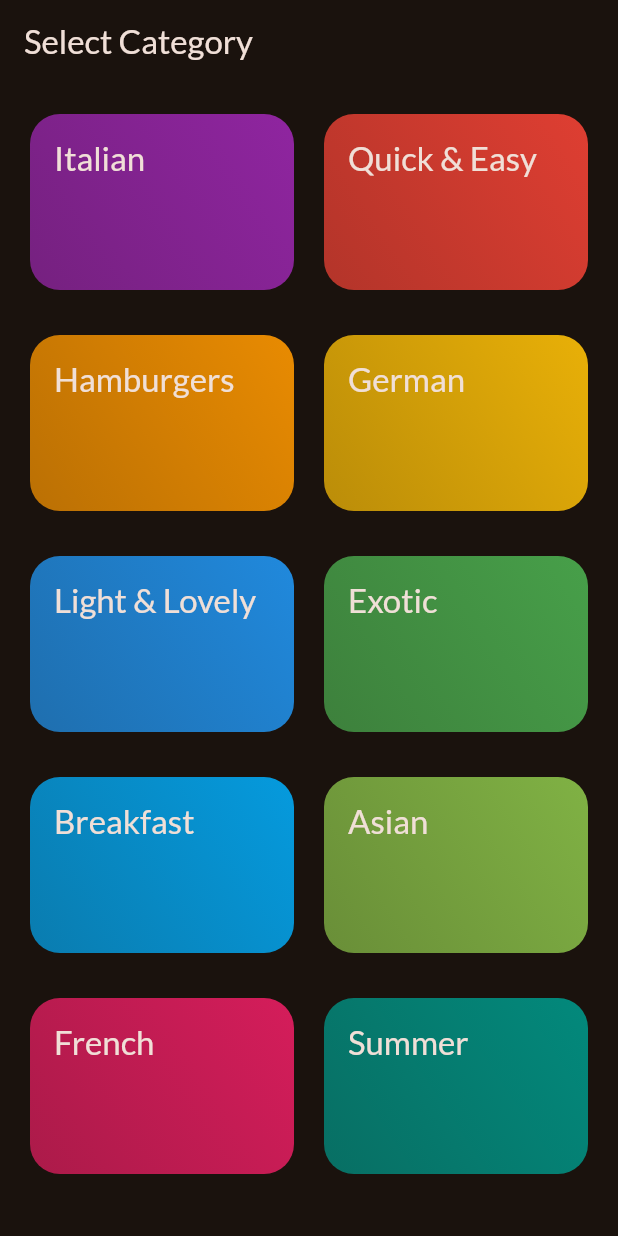
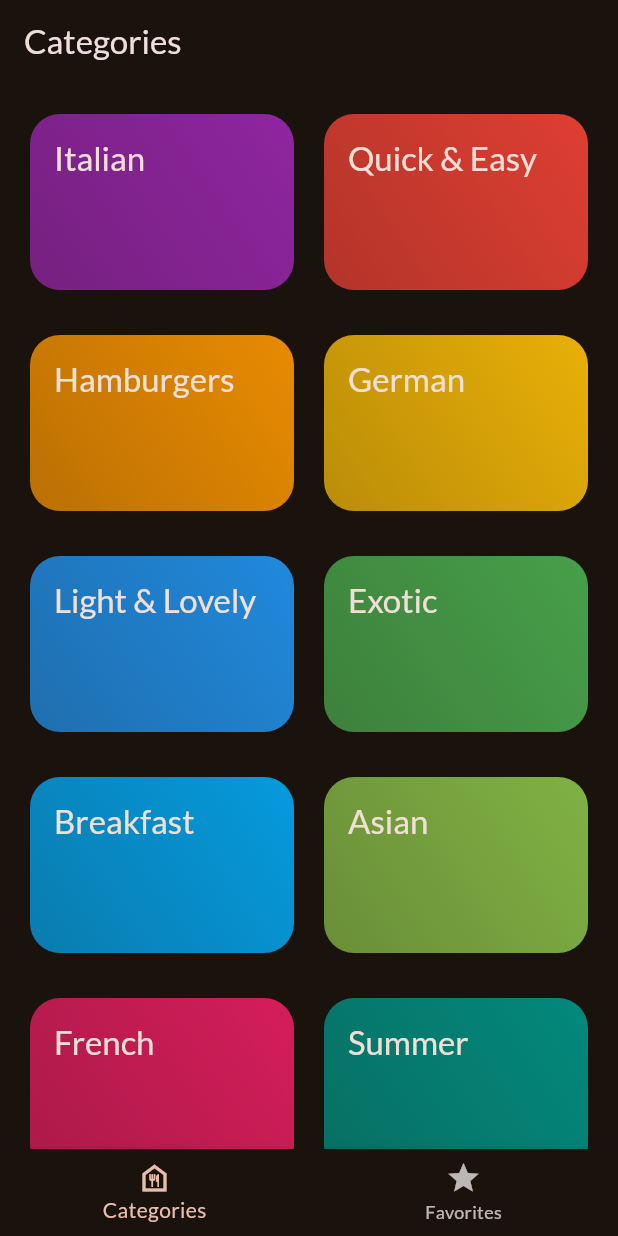
Before and after one commit to Priyanshu-24/meals_app_flutter, a Flutter app: the screen it shows after launch, on a phone screen of 412 x 824 dp. Run offline on Flutter 3.47's test engine with Material 2 defaults, Android fonts, the phone set to English and light mode, and no system bars; our stand-ins replace google_fonts, transparent_image.

```diff
--- a/lib/main.dart
+++ b/lib/main.dart
@@ -1,7 +1,7 @@
 import 'package:flutter/material.dart';
 
 import 'package:google_fonts/google_fonts.dart';
-import 'package:meals_app_flutter/screens/categories.dart';
+import 'package:meals_app_flutter/screens/tabs.dart';
 
 final theme = ThemeData(
   useMaterial3: true,
@@ -23,7 +23,7 @@ class App extends StatelessWidget {
   Widget build(BuildContext context) {
     return MaterialApp(
       theme: theme,
-      home: const CategoriesScreen(),
+      home: const TabsScreen(),
     );
   }
 }
--- a/lib/screens/categories.dart
+++ b/lib/screens/categories.dart
@@ -24,11 +24,7 @@ class CategoriesScreen extends StatelessWidget {
 
   @override
   Widget build(BuildContext context) {
-    return Scaffold(
-      appBar: AppBar(
-        title: const Text("Select Category"),
-      ),
-      body: GridView(
+    return GridView(
       padding: const EdgeInsets.all(20),
       gridDelegate: const SliverGridDelegateWithFixedCrossAxisCount(
         crossAxisCount: 2,
@@ -45,7 +41,6 @@ class CategoriesScreen extends StatelessWidget {
             },
           )
       ],
-      ),
     );
   }
 }
--- a/lib/screens/meals.dart
+++ b/lib/screens/meals.dart
@@ -5,11 +5,11 @@ import 'package:meals_app_flutter/widgets/meal_item.dart';
 class MealsScreen extends StatelessWidget {
   const MealsScreen({
     super.key,
-    required this.title,
+    this.title,
     required this.meals,
   });
 
-  final String title;
+  final String? title;
   final List<Meal> meals;
 
   @override
@@ -42,9 +42,11 @@ class MealsScreen extends StatelessWidget {
       );
     }
 
+    if (title == null) return content;
+
     return Scaffold(
       appBar: AppBar(
-        title: Text(title),
+        title: Text(title!),
       ),
       body: content,
     );
--- /dev/null
+++ b/lib/screens/tabs.dart
@@ -0,0 +1,52 @@
+import 'package:flutter/material.dart';
+import 'package:meals_app_flutter/screens/categories.dart';
+import 'package:meals_app_flutter/screens/meals.dart';
+
+class TabsScreen extends StatefulWidget {
+  const TabsScreen({super.key});
+
+  @override
+  State<TabsScreen> createState() {
+    return _TabsScreenState();
+  }
+}
+
+class _TabsScreenState extends State<TabsScreen> {
+  int _selectedPageIndex = 0;
+
+  void _selectPage(int index) {
+    setState(() {
+      _selectedPageIndex = index;
+    });
+  }
+
+  @override
+  Widget build(BuildContext context) {
+    Widget activePage = const CategoriesScreen();
+    String activePageTitle = 'Categories';
+
+    if (_selectedPageIndex == 1) {
+      activePage = const MealsScreen(meals: []);
+      activePageTitle = 'Favorites';
+    }
+
+    return Scaffold(
+      appBar: AppBar(title: Text(activePageTitle)),
+      body: activePage,
+      bottomNavigationBar: BottomNavigationBar(
+        onTap: _selectPage,
+        currentIndex: _selectedPageIndex,
+        items: const [
+          BottomNavigationBarItem(
+            icon: Icon(Icons.food_bank_outlined),
+            label: 'Categories',
+          ),
+          BottomNavigationBarItem(
+            icon: Icon(Icons.star),
+            label: 'Favorites',
+          ),
+        ],
+      ),
+    );
+  }
+}
```
Lines whose indentation alone changed are shown as unchanged.
